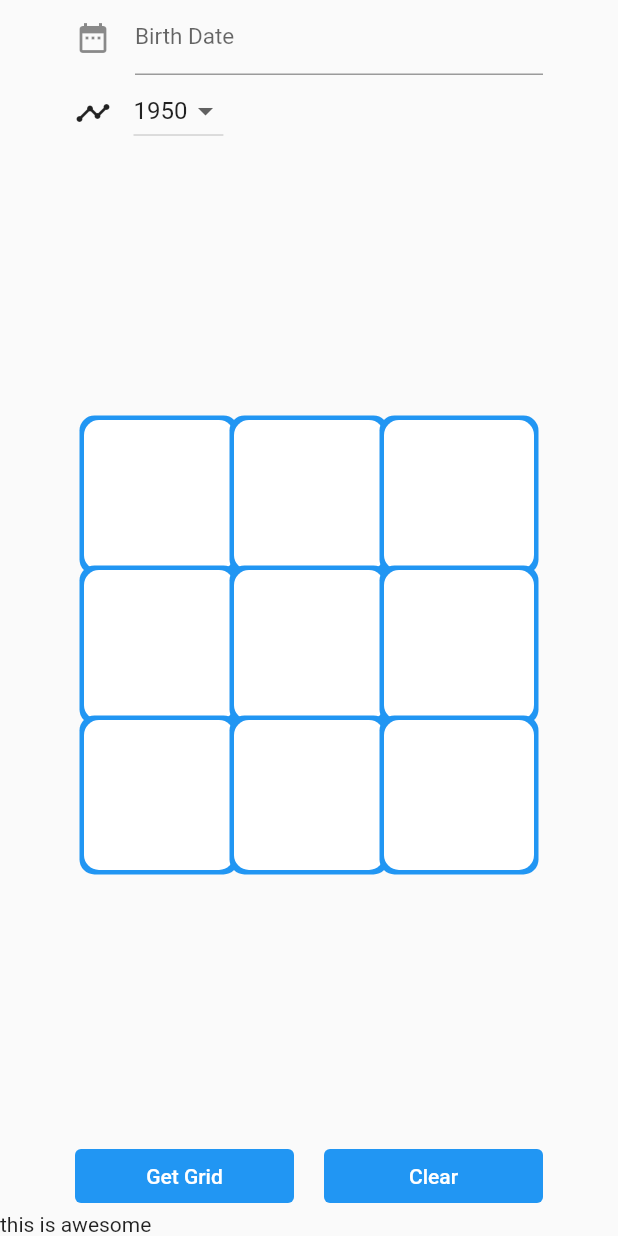
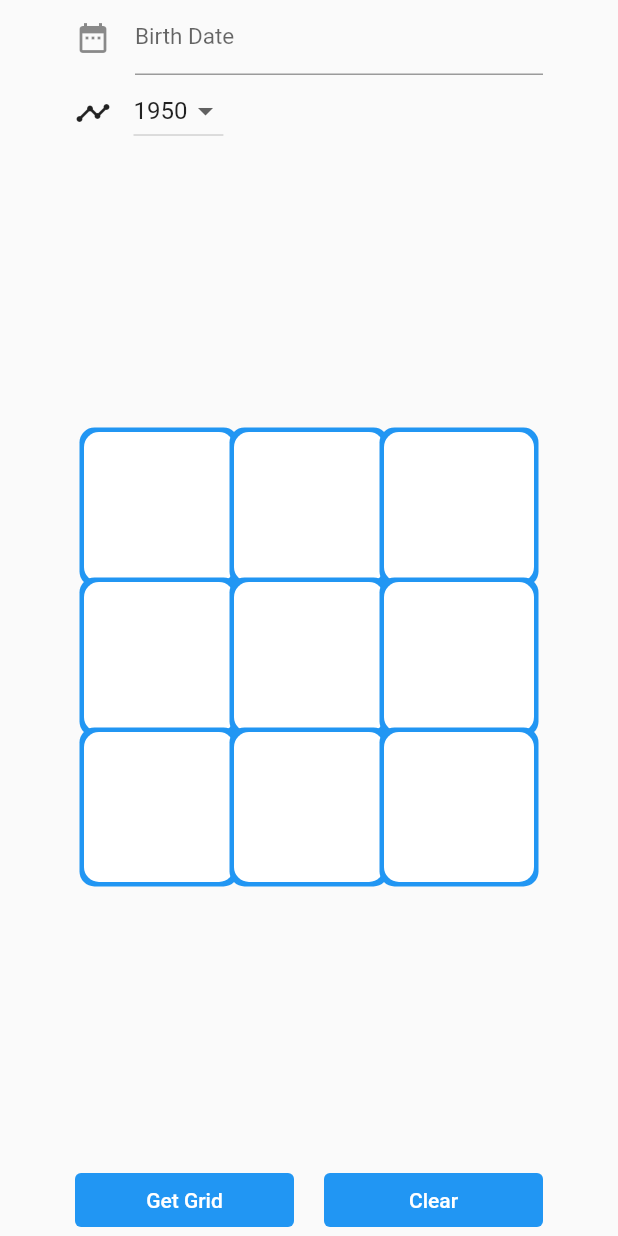
Before and after one commit to kritikarai1910/numero, a Flutter app: the screen it shows after launch, on a phone screen of 412 x 824 dp. Run offline on Flutter 3.47's test engine with Material 2 defaults, Android fonts, the phone set to English and light mode, and no system bars; drawn by our look-alikes of datetime_picker_formfield; missing offline and left inert: dart:html.

Commit message:
refactoring grid to a stateless widget

```diff
--- a/lib/grid.dart
+++ b/lib/grid.dart
@@ -1,32 +1,40 @@
 import 'package:flutter/cupertino.dart';
+import 'package:flutter/material.dart';
 
-class StatlessTryClass extends StatelessWidget {
-  @override
-  Widget build(BuildContext context) {
-    return TryClass();
-  }
 
-}
-class TryClass extends StatefulWidget {
-  @override
-  Widget build(BuildContext context) {
-    //return Text("This is awesome");
+class NumeroGrid extends StatelessWidget {
+
+  var box1, box2, box3;
+  NumeroGrid(this.box1,this.box2,this.box3);
+
+  Container _getGridBox(String text) {
     return Container(
-      height: 50,
-      width: 50,
-      child: Text("This is awesome"),
+      decoration: BoxDecoration(
+        borderRadius: BorderRadius.circular(10),
+        color: Colors.white,
+        boxShadow: [
+          BoxShadow(color: Colors.blue, spreadRadius: 3),
+        ],
+      ),
+      height: 100,
+      child: Center(child: Text('$text')),
     );
   }
 
-  @override
-  State<StatefulWidget> createState() => TryClassState();
+  Widget _buildRow(String box1, String box2, String box3) {
+    Widget rows = Row(
+      mainAxisAlignment: MainAxisAlignment.spaceEvenly,
+      children: [
+        Expanded(child: _getGridBox(box1)),
+        Expanded(child: _getGridBox(box2)),
+        Expanded(child: _getGridBox(box3))
+      ],
+    );
+    return rows;
+  }
 
-}
-
-class TryClassState extends State<TryClass> {
   @override
   Widget build(BuildContext context) {
-    throw UnimplementedError();
+    return _buildRow(box1, box2, box3);
   }
-
 }
```
Also changed, not shown: lib/main.dart (+4 -71 lines).
